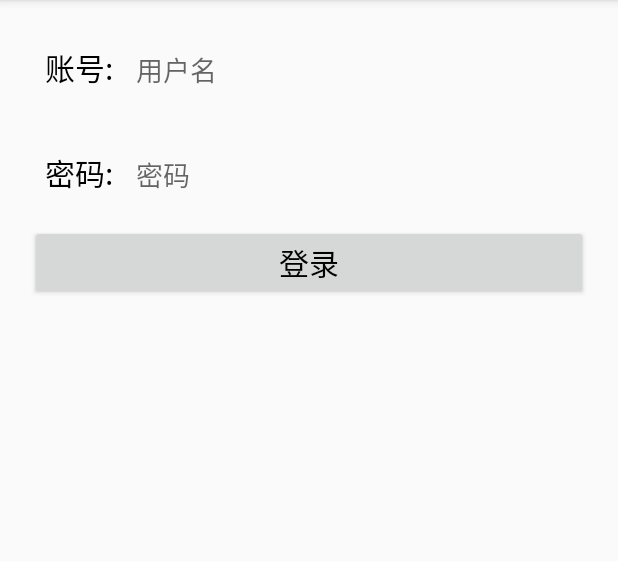
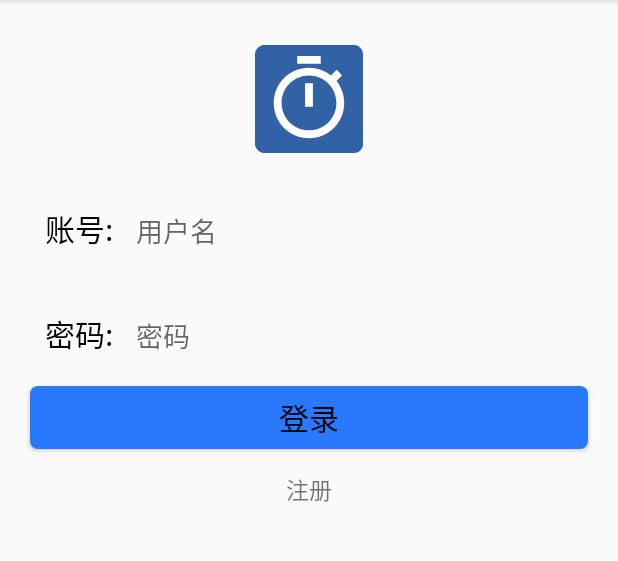
Before and after one commit to WEIHAOLEE/Time-Tracker, an Android app: the LoginActivity screen opened directly, with no data from a screen before it, on a phone screen of 412 x 824 dp, the part 84-645 px from its top. Run offline under Robolectric (Android 15) with nearby library versions, the phone set to English and light mode, and no system bars.

Commit message:
update login page

```diff
--- a/app/src/main/AndroidManifest.xml
+++ b/app/src/main/AndroidManifest.xml
@@ -12,7 +12,8 @@
         android:supportsRtl="true"
         android:theme="@style/AppTheme"
         android:usesCleartextTraffic="true">
-        <activity android:name=".View.LoginActivity"></activity>
+        <activity android:name=".View.ResgisterActivity"></activity>
+        <activity android:name=".View.LoginActivity" />
         <activity android:name=".Splash">
             <intent-filter>
                 <action android:name="android.intent.action.MAIN" />
@@ -20,7 +21,7 @@
                 <category android:name="android.intent.category.LAUNCHER" />
             </intent-filter>
         </activity>
-        <activity android:name=".MainActivity"></activity>
+        <activity android:name=".MainActivity" />
     </application>
 
 </manifest>
--- /dev/null
+++ b/app/src/main/res/drawable/login_button_style.xml
@@ -0,0 +1,17 @@
+<?xml version="1.0" encoding="UTF-8"?>
+<shape xmlns:android="http://schemas.android.com/apk/res/android" >
+
+    <!-- view背景色 -->
+    <solid android:color="#2979FF" />
+    <!-- 边框颜色 宽度 -->
+    <!--<stroke-->
+    <!--android:width="1dip"-->
+    <!--android:color="#5f5f5f" />-->
+    <!-- 边框圆角 -->
+    <corners
+        android:topLeftRadius="5dp"
+        android:bottomLeftRadius="5dp"
+        android:bottomRightRadius="5dp"
+        android:topRightRadius="5dp" />
+
+</shape>
--- a/app/src/main/res/layout/activity_login.xml
+++ b/app/src/main/res/layout/activity_login.xml
@@ -5,11 +5,20 @@
     android:layout_height="match_parent"
     tools:context=".View.LoginActivity">
 
+    <ImageView
+        android:id="@+id/iv_icon"
+        android:layout_marginTop="30dp"
+        android:layout_width="wrap_content"
+        android:layout_height="wrap_content"
+        android:background="@mipmap/ic_launcher"
+        android:layout_centerHorizontal="true"/>
+
     <LinearLayout
         android:id="@+id/ll_1"
+        android:layout_below="@id/iv_icon"
         android:layout_width="match_parent"
         android:layout_height="wrap_content"
-        android:layout_marginTop="20dp"
+        android:layout_marginTop="25dp"
         android:layout_marginLeft="20dp"
         android:layout_marginRight="20dp"
         android:padding="10dp">
@@ -62,7 +71,7 @@
     <Button
         android:id="@+id/bt_login"
         android:layout_width="match_parent"
-        android:layout_height="wrap_content"
+        android:layout_height="42dp"
         android:layout_below="@id/ll_2"
         android:layout_marginTop="10dp"
         android:layout_marginLeft="20dp"
@@ -70,6 +79,16 @@
         android:text="登录"
         android:textSize="20sp"
         android:textColor="#000000"
+        android:background="@drawable/login_button_style"
         android:layout_centerHorizontal="true"/>
 
+    <TextView
+        android:layout_width="wrap_content"
+        android:layout_height="wrap_content"
+        android:layout_below="@id/bt_login"
+        android:layout_marginTop="15dp"
+        android:layout_centerHorizontal="true"
+        android:text="注册"
+        android:textSize="15sp"/>
+
 </RelativeLayout>
```
Also changed, not shown: app/src/main/java/com/sky/timetracker/View/ResgisterActivity.java (added, +16 -0 lines), app/src/main/res/layout/activity_resgister.xml (added, +9 -0 lines).
